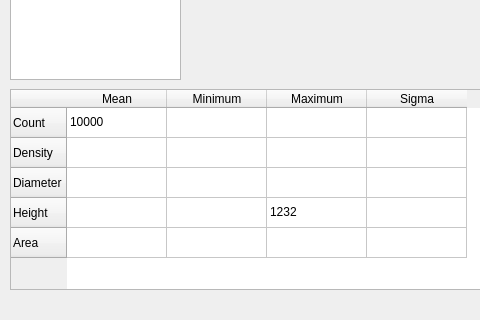
First picture: the form in src/gui/ui_designs/gui_prototype1.2.ui, repository Nikolajkng/NanoparticleAnalysis, before the edit; both pictures show x 0 to 480 and y 470 to 790 of the 1178 by 790 pixel window.
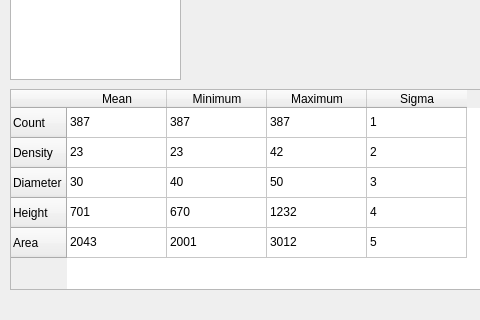
Second picture: the form after the edit. The open tabs and pages were chosen to show the change. Icons and pictures are not drawn.

The edit to the form file:
```diff
--- a/src/gui/ui_designs/gui_prototype1.2.ui
+++ b/src/gui/ui_designs/gui_prototype1.2.ui
@@ -104,7 +104,72 @@
     </column>
     <item row="0" column="0">
      <property name="text">
-      <string>10000</string>
+      <string>387</string>
+     </property>
+    </item>
+    <item row="0" column="1">
+     <property name="text">
+      <string>387</string>
+     </property>
+    </item>
+    <item row="0" column="2">
+     <property name="text">
+      <string>387</string>
+     </property>
+    </item>
+    <item row="0" column="3">
+     <property name="text">
+      <string>1</string>
+     </property>
+    </item>
+    <item row="1" column="0">
+     <property name="text">
+      <string>23</string>
+     </property>
+    </item>
+    <item row="1" column="1">
+     <property name="text">
+      <string>23</string>
+     </property>
+    </item>
+    <item row="1" column="2">
+     <property name="text">
+      <string>42</string>
+     </property>
+    </item>
+    <item row="1" column="3">
+     <property name="text">
+      <string>2</string>
+     </property>
+    </item>
+    <item row="2" column="0">
+     <property name="text">
+      <string>30</string>
+     </property>
+    </item>
+    <item row="2" column="1">
+     <property name="text">
+      <string>40</string>
+     </property>
+    </item>
+    <item row="2" column="2">
+     <property name="text">
+      <string>50</string>
+     </property>
+    </item>
+    <item row="2" column="3">
+     <property name="text">
+      <string>3</string>
+     </property>
+    </item>
+    <item row="3" column="0">
+     <property name="text">
+      <string>701</string>
+     </property>
+    </item>
+    <item row="3" column="1">
+     <property name="text">
+      <string>670</string>
      </property>
     </item>
     <item row="3" column="2">
@@ -112,6 +177,31 @@
       <string>1232</string>
      </property>
     </item>
+    <item row="3" column="3">
+     <property name="text">
+      <string>4</string>
+     </property>
+    </item>
+    <item row="4" column="0">
+     <property name="text">
+      <string>2043</string>
+     </property>
+    </item>
+    <item row="4" column="1">
+     <property name="text">
+      <string>2001</string>
+     </property>
+    </item>
+    <item row="4" column="2">
+     <property name="text">
+      <string>3012</string>
+     </property>
+    </item>
+    <item row="4" column="3">
+     <property name="text">
+      <string>5</string>
+     </property>
+    </item>
    </widget>
    <widget class="QTabWidget" name="plots_tab_view">
     <property name="geometry">
```
Left out of the diff: 2 changed lines with no effect on the pictures.
